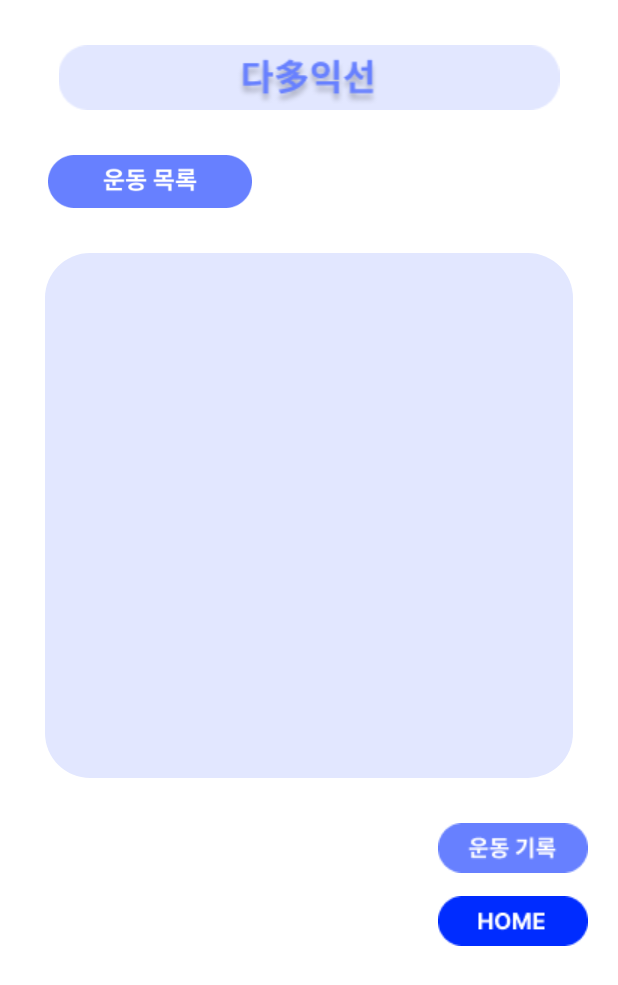
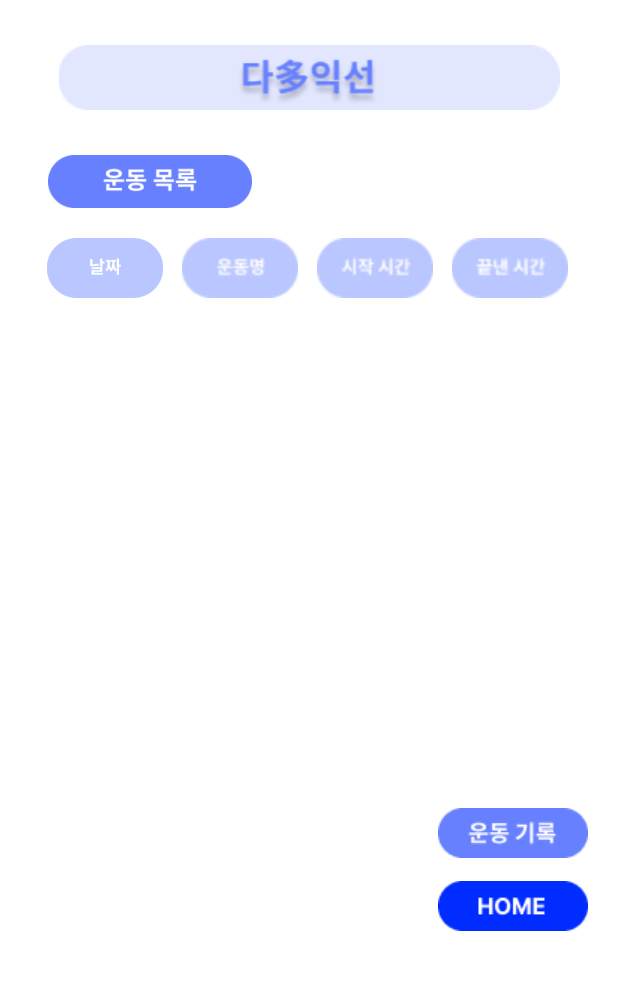
Before and after one commit to ddddabi/GURU2_project, an Android app: the ExerciseActivity screen opened directly, with no data from a screen before it, on a phone screen of 412 x 824 dp. Shown: the top 985 px of the screen. Run offline under Robolectric (Android 15) with nearby library versions, the phone set to English and light mode, and no system bars.

Commit message:
삭제 연동 완료, 운동 목록에서 줄간격 띄우기 필요

```diff
--- a/app/src/main/java/com/example/guru2_project/ExerciseInfo.kt
+++ b/app/src/main/java/com/example/guru2_project/ExerciseInfo.kt
@@ -18,6 +18,7 @@ class ExerciseInfo : AppCompatActivity() {
     lateinit var tvEName: TextView
     lateinit var tvStart: TextView
     lateinit var tvFinish: TextView
+
     lateinit var btnlist: ImageButton
     lateinit var btnDelete: ImageButton
     lateinit var btnMain: ImageButton
@@ -48,7 +49,7 @@ class ExerciseInfo : AppCompatActivity() {
         sqlitedb = dbManager.readableDatabase
 
         var cursor: Cursor
-        cursor = sqlitedb.rawQuery("SELECT * FROM GURU2Project WHERE name = '"+str_date+"';", null)
+        cursor = sqlitedb.rawQuery("SELECT * FROM GURU2Project WHERE date = '"+str_date+"';", null)
 
         if(cursor.moveToNext()) {
             str_name = cursor.getString((cursor.getColumnIndex("name"))).toString()
@@ -74,7 +75,7 @@ class ExerciseInfo : AppCompatActivity() {
             dbManager = DBManager(this, "guru2DB", null, 1)
             sqlitedb = dbManager.readableDatabase
 
-            sqlitedb.execSQL("DELETE FROM GURU2Project WHERE name = '"+str_date+"';")
+            sqlitedb.execSQL("DELETE FROM GURU2Project WHERE date = '"+str_date+"';")
             sqlitedb.close()
             dbManager.close()
 
--- a/app/src/main/java/com/example/guru2_project/ExerciseReg.kt
+++ b/app/src/main/java/com/example/guru2_project/ExerciseReg.kt
@@ -13,7 +13,7 @@ class ExerciseReg : AppCompatActivity() {
     lateinit var dbManager: DBManager
     lateinit var sqlitedb: SQLiteDatabase
 
-    lateinit var btnRegister: ImageButton
+    lateinit var btn_reg: ImageButton
     lateinit var edtEDate: EditText
     lateinit var edtEName: EditText
     lateinit var edtStart: EditText
@@ -23,7 +23,7 @@ class ExerciseReg : AppCompatActivity() {
         super.onCreate(savedInstanceState)
         setContentView(R.layout.activity_exercise_reg)
 
-        btnRegister = findViewById(R.id.btnRegister)
+        btn_reg = findViewById(R.id.btn_reg)
         edtEDate = findViewById(R.id.edtEDate)
         edtEName = findViewById(R.id.edtEName)
         edtStart = findViewById(R.id.edtStart)
@@ -31,7 +31,7 @@ class ExerciseReg : AppCompatActivity() {
 
         dbManager = DBManager(this, "guru2DB", null, 1)
 
-        btnRegister.setOnClickListener {
+        btn_reg.setOnClickListener {
             var str_date: String = edtEDate.text.toString()
             var str_name: String = edtEName.text.toString()
             var str_start: String = edtStart.text.toString()
--- a/app/src/main/res/layout/activity_exercise.xml
+++ b/app/src/main/res/layout/activity_exercise.xml
@@ -34,17 +34,57 @@
         tools:layout_editor_absoluteY="110dp">
     </ImageView>
 
+    <LinearLayout
+        android:layout_width="match_parent"
+        android:layout_height="wrap_content"
+        android:orientation="horizontal">
+
+        <ImageView
+            android:layout_width="80dp"
+            android:layout_height="40dp"
+            android:layout_marginTop="20dp"
+            android:layout_marginLeft="30dp"
+            app:srcCompat="@drawable/ex_date" >
+        </ImageView>
+
+        <ImageView
+            android:layout_width="80dp"
+            android:layout_height="40dp"
+            android:layout_marginTop="20dp"
+            android:layout_marginLeft="10dp"
+            app:srcCompat="@drawable/ex_name" >
+        </ImageView>
+
+        <ImageView
+            android:layout_width="80dp"
+            android:layout_height="40dp"
+            android:layout_marginTop="20dp"
+            android:layout_marginLeft="10dp"
+            app:srcCompat="@drawable/ex_start" >
+        </ImageView>
+
+        <ImageView
+            android:layout_width="80dp"
+            android:layout_height="40dp"
+            android:layout_marginTop="20dp"
+            android:layout_marginLeft="10dp"
+            app:srcCompat="@drawable/ex_finish" >
+        </ImageView>
+    </LinearLayout>
+
     <ScrollView
         android:layout_width="match_parent"
-        android:layout_height="350dp"
-        android:layout_margin="30dp"
-        android:background="@drawable/round_btn2">
+        android:layout_height="300dp"
+        android:layout_marginTop="10dp"
+        android:layout_marginRight="30dp"
+        android:layout_marginLeft="30dp"
+        android:layout_marginBottom="30dp">
 
         <LinearLayout
             android:id="@+id/ExerciseList"
+            android:background="@drawable/round_btn2"
             android:layout_width="match_parent"
             android:layout_height="match_parent"
-            android:layout_margin="20dp"
             android:orientation="vertical">
         </LinearLayout>
 
--- a/app/src/main/res/layout/activity_exercise_reg.xml
+++ b/app/src/main/res/layout/activity_exercise_reg.xml
@@ -121,7 +121,7 @@
 
 
     <ImageButton
-        android:id="@+id/btnRegister"
+        android:id="@+id/btn_reg"
         android:layout_width="wrap_content"
         android:layout_height="wrap_content"
         android:layout_gravity="center"
```
Also changed, not shown: app/src/main/java/com/example/guru2_project/ExerciseActivity.kt (+11 -6 lines), app/src/main/res/layout/activity_exercise_info.xml (+21 -6 lines).
